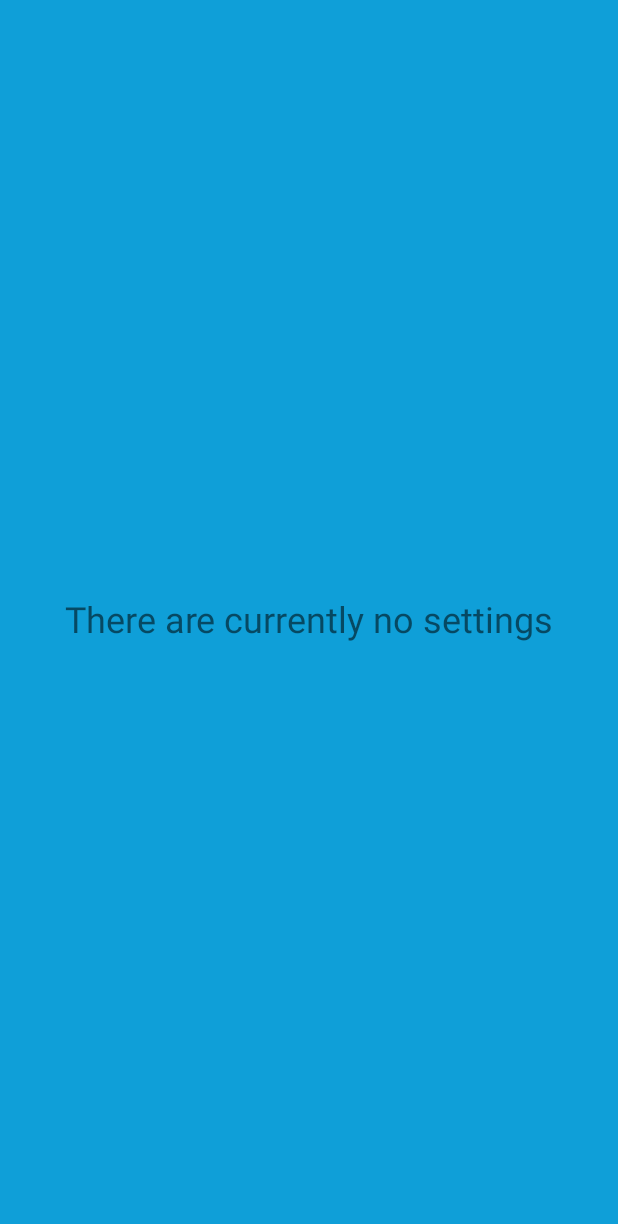
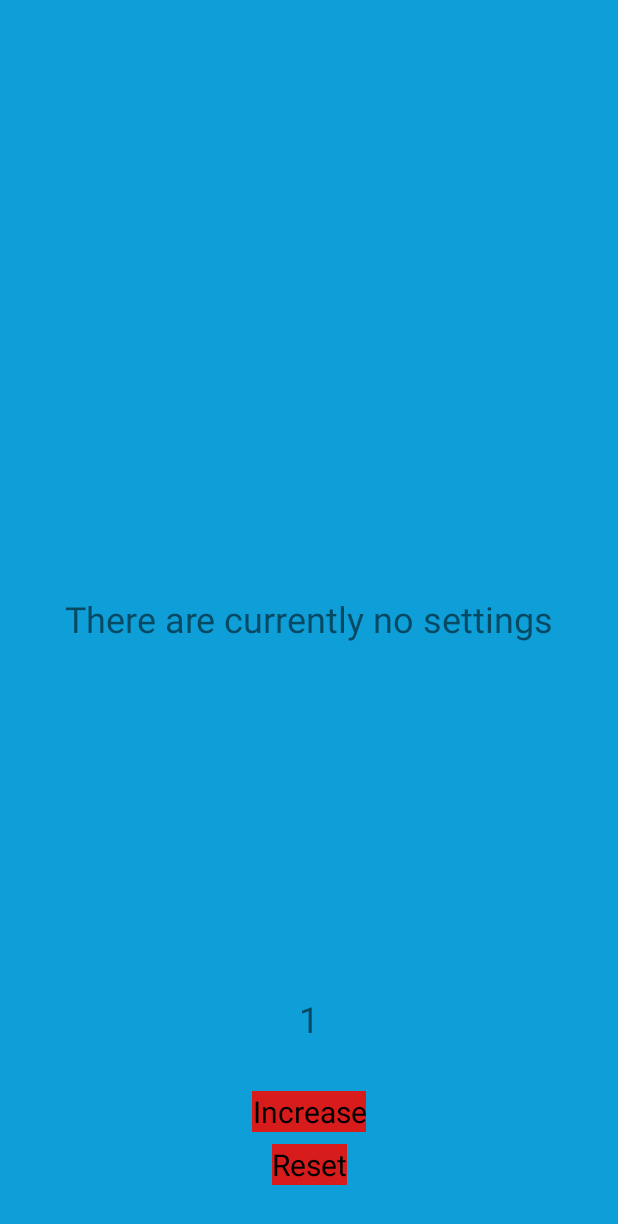
Before and after one commit to nedsen/GravityBlock, an Android app: the SettingsActivity screen opened directly, with no data from a screen before it, on a phone screen of 412 x 824 dp. Shown: the top 1224 px of the screen. Run offline under Robolectric (Android 15) with nearby library versions, the phone set to English and light mode, and no system bars.

Commit message:
Add level saving

```diff
--- a/app/src/main/java/com/example/gravityblock/SettingsActivity.java
+++ b/app/src/main/java/com/example/gravityblock/SettingsActivity.java
@@ -1,13 +1,67 @@
 package com.example.gravityblock;
 
+import android.content.Context;
+import android.content.SharedPreferences;
 import android.support.v7.app.AppCompatActivity;
 import android.os.Bundle;
+import android.view.View;
+import android.widget.Button;
+import android.widget.TextView;
+
+import static com.example.gravityblock.MainActivity.LEVEL;
+import static com.example.gravityblock.MainActivity.SHARED_PREFS;
 
 public class SettingsActivity extends AppCompatActivity {
+
+    private Button increaseButton;
+    private Button resetButton;
+    private TextView numText;
+    private int number;
+
 
     @Override
     protected void onCreate(Bundle savedInstanceState) {
         super.onCreate(savedInstanceState);
         setContentView(R.layout.activity_settings);
+
+
+
+        numText = (TextView) findViewById(R.id.tempTextView);
+        increaseButton = (Button) findViewById(R.id.tempButton);
+        resetButton = (Button) findViewById(R.id.tempButton2);
+
+        increaseButton.setOnClickListener(new View.OnClickListener() {
+            @Override
+            public void onClick(View v) {
+                SharedPreferences sps = getSharedPreferences(SHARED_PREFS, Context.MODE_PRIVATE);
+                SharedPreferences.Editor spsEdit = sps.edit();
+                if(number < 25) {
+                    number++;
+                }
+                numText.setText(String.valueOf(number));
+                spsEdit.putInt(LEVEL, number);
+                spsEdit.apply();
+            }
+        });
+        resetButton.setOnClickListener(new View.OnClickListener() {
+            @Override
+            public void onClick(View v) {
+                SharedPreferences sps = getSharedPreferences(SHARED_PREFS, Context.MODE_PRIVATE);
+                SharedPreferences.Editor spsEdit = sps.edit();
+
+                number = 1;
+                numText.setText(String.valueOf(number));
+                spsEdit.putInt(LEVEL, number);
+                spsEdit.apply();
+            }
+        });
+        loadNumber();
+
+    }
+    public void loadNumber(){
+        SharedPreferences sps = getSharedPreferences(SHARED_PREFS, Context.MODE_PRIVATE);
+
+        number = sps.getInt(LEVEL, 1);
+        numText.setText(String.valueOf(number));
     }
 }
--- a/app/src/main/res/layout/activity_choose_level.xml
+++ b/app/src/main/res/layout/activity_choose_level.xml
@@ -5,6 +5,7 @@
     android:id="@+id/chooseLevelLayout"
     android:layout_width="match_parent"
     android:layout_height="match_parent"
+    android:paddingBottom="16dp"
     tools:context=".ChooseLevel">
 
     <ImageView
@@ -34,13 +35,11 @@
     <RelativeLayout
         android:id="@+id/chooseLevelButtonLayout"
         android:layout_width="0dp"
-        android:layout_height="0dp"
+        android:layout_height="wrap_content"
         android:layout_marginStart="16dp"
         android:layout_marginTop="32dp"
         android:layout_marginEnd="16dp"
-        android:layout_marginBottom="16dp"
         android:background="@color/mazeBackground"
-        app:layout_constraintBottom_toBottomOf="parent"
         app:layout_constraintEnd_toEndOf="parent"
         app:layout_constraintStart_toStartOf="parent"
         app:layout_constraintTop_toBottomOf="@+id/chooseLevelHomeButton">
--- a/app/src/main/res/layout/activity_settings.xml
+++ b/app/src/main/res/layout/activity_settings.xml
@@ -22,4 +22,42 @@
         app:layout_constraintEnd_toEndOf="parent"
         app:layout_constraintStart_toStartOf="parent"
         app:layout_constraintTop_toTopOf="parent" />
+
+    <Button
+        android:id="@+id/tempButton"
+        android:layout_width="wrap_content"
+        android:layout_height="wrap_content"
+        android:layout_marginStart="8dp"
+        android:layout_marginEnd="8dp"
+        android:layout_marginBottom="69dp"
+        android:text="Increase"
+        app:layout_constraintBottom_toBottomOf="parent"
+        app:layout_constraintEnd_toEndOf="parent"
+        app:layout_constraintStart_toStartOf="parent" />
+
+    <TextView
+        android:id="@+id/tempTextView"
+        android:layout_width="wrap_content"
+        android:layout_height="wrap_content"
+        android:layout_marginStart="8dp"
+        android:layout_marginEnd="8dp"
+        android:layout_marginBottom="32dp"
+        android:text="TextView"
+        android:textSize="24sp"
+        app:layout_constraintBottom_toTopOf="@+id/tempButton"
+        app:layout_constraintEnd_toEndOf="parent"
+        app:layout_constraintStart_toStartOf="parent" />
+
+    <Button
+        android:id="@+id/tempButton2"
+        android:layout_width="wrap_content"
+        android:layout_height="wrap_content"
+        android:layout_marginStart="8dp"
+        android:layout_marginTop="8dp"
+        android:layout_marginEnd="8dp"
+        android:text="Reset"
+        app:layout_constraintEnd_toEndOf="parent"
+        app:layout_constraintStart_toStartOf="parent"
+        app:layout_constraintTop_toBottomOf="@+id/tempButton" />
+
 </android.support.constraint.ConstraintLayout>
--- a/app/src/main/res/values/colors.xml
+++ b/app/src/main/res/values/colors.xml
@@ -16,6 +16,9 @@
     <color name="yellowSquareColor">#E9E61A</color>
     <color name="greenSquareColor">#2D9704</color>
 
+    <color name="unclickableLevelColor">#77D81B1B</color>
+    <color name="unclickableTextColor">#77000000</color>
+
     <color name="movablockColor">#BBBBBB</color>
 
 </resources>
```
Also changed, not shown: app/src/main/java/com/example/gravityblock/ChooseLevel.java (+27 -2 lines), app/src/main/java/com/example/gravityblock/MainActivity.java (+20 -1 lines), app/src/main/java/com/example/gravityblock/PlayActivity.java (+15 -4 lines).
